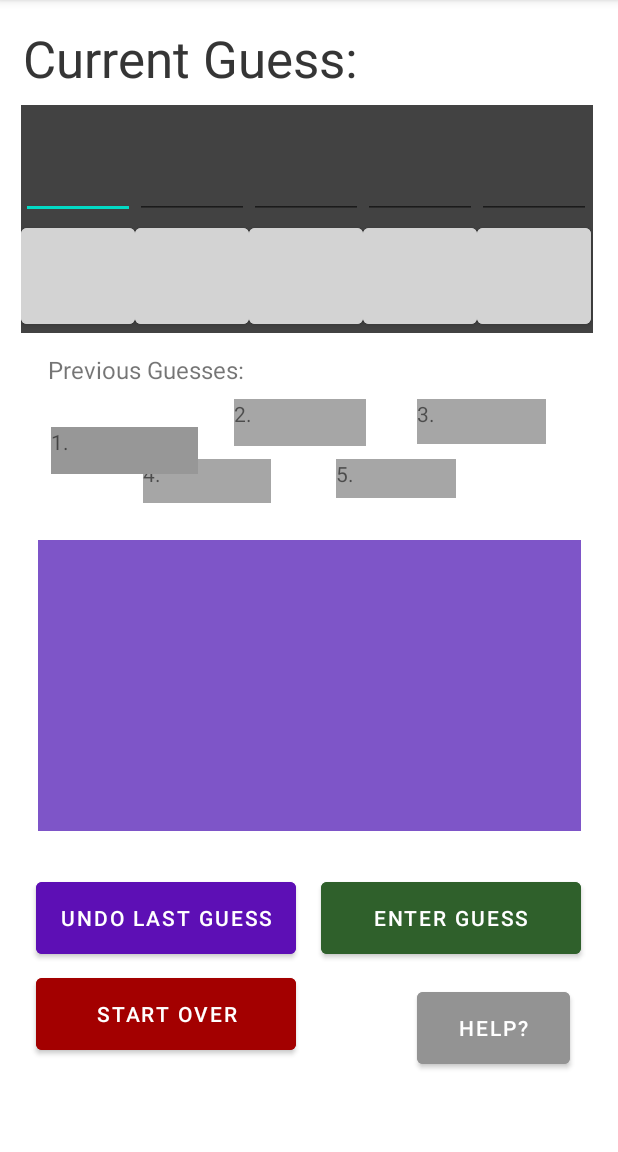
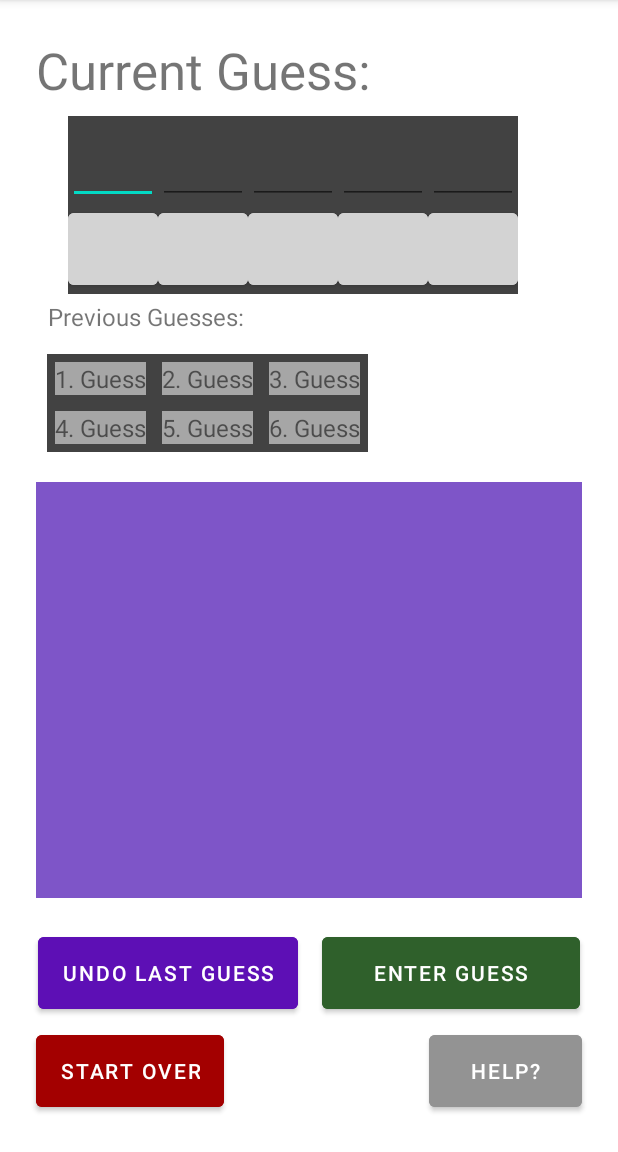
Before and after one commit to wwills2/wordle_coach, an Android app: the screen it shows after launch (MainActivity), on a phone screen of 412 x 824 dp, the part 84-1236 px from its top. Run offline under Robolectric (Android 15) with nearby library versions, the phone set to English and light mode, and no system bars.

Commit message:
Zan fixed UI (Don't break it! I'll cry)

```diff
--- a/app/src/main/java/com/example/testactivity/MainActivity.java
+++ b/app/src/main/java/com/example/testactivity/MainActivity.java
@@ -29,9 +29,6 @@ public class MainActivity extends AppCompatActivity {
         final Button button3 = findViewById(R.id.gridColor_02);
         final Button button4 = findViewById(R.id.gridColor_03);
         final Button button5 = findViewById(R.id.gridColor_04);
-
-        final ScrollView nextGuesses = findViewById(R.id.nextGuesses);
-
 
         button1.setOnClickListener(new View.OnClickListener(){
             @Override
@@ -119,6 +116,6 @@ public class MainActivity extends AppCompatActivity {
             }
         });
 
-
+        final ScrollView nextGuesses = findViewById(R.id.nextGuesses);
     }
 }
--- a/app/src/main/res/layout/activity_main.xml
+++ b/app/src/main/res/layout/activity_main.xml
@@ -9,211 +9,90 @@
 
 
     <ScrollView
-            android:layout_width="362dp"
-            android:layout_height="194dp"
-            android:layout_marginTop="360dp"
+            android:layout_width="0dp"
+            android:layout_height="0dp"
             app:layout_constraintStart_toStartOf="parent"
-            android:layout_marginStart="25dp"
-            android:layout_marginBottom="177dp"
-            android:layout_marginEnd="22dp"
+            android:layout_marginStart="24dp"
+            android:layout_marginEnd="24dp"
             app:layout_constraintEnd_toEndOf="parent"
             android:id="@+id/nextGuesses"
             android:backgroundTint="#7E55C8"
             android:background="#A8A8A8"
-            app:layout_constraintVertical_bias="0.0"
-            app:layout_constraintTop_toTopOf="parent"
             app:layout_constraintHorizontal_bias="0.0"
-            app:layout_constraintBottom_toBottomOf="parent">
+            app:layout_constraintBottom_toTopOf="@id/enterGuess"
+            app:layout_constraintTop_toBottomOf="@id/gridLayoutPrevGuesses"
+            android:layout_marginTop="20dp"
+            android:layout_marginBottom="20dp">
 
         <LinearLayout
                 android:layout_width="match_parent"
                 android:layout_height="wrap_content"
                 android:orientation="vertical"
-                android:backgroundTint="#673AB7"/>
+                android:backgroundTint="#673AB7"
+                android:clickable="true"
+                android:visibility="visible"
+                android:id="@+id/nextGuessList"/>
     </ScrollView>
 
-    <TextView
-            android:id="@+id/prevGuess5"
-            android:layout_width="80dp"
-            android:layout_height="26dp"
-            android:text="5."
-            app:layout_constraintBottom_toBottomOf="parent"
-            app:layout_constraintStart_toStartOf="parent"
-            android:layout_marginStart="223dp"
-            android:layout_marginTop="306dp"
-            android:layout_marginEnd="108dp"
-            app:layout_constraintEnd_toEndOf="parent"
-            app:layout_constraintHorizontal_bias="1.0"
-            app:layout_constraintVertical_bias="0.0"
-            android:backgroundTint="#A6A6A6"
-            android:layout_marginBottom="399dp"
-            android:textAlignment="viewStart"
-            android:background="#A5A5A5"
-            app:layout_constraintTop_toTopOf="parent"/>
-
-    <TextView
-            android:id="@+id/prevGuess4"
-            android:layout_width="85dp"
-            android:layout_height="29dp"
-            android:text="4."
-            app:layout_constraintBottom_toBottomOf="parent"
-            app:layout_constraintStart_toStartOf="parent"
-            android:layout_marginStart="95dp"
-            android:layout_marginTop="306dp"
-            android:layout_marginEnd="231dp"
-            app:layout_constraintEnd_toEndOf="parent"
-            app:layout_constraintHorizontal_bias="0.0"
-            app:layout_constraintVertical_bias="0.0"
-            android:backgroundTint="#A6A6A6"
-            android:layout_marginBottom="396dp"
-            android:textAlignment="viewStart"
-            android:background="#A5A5A5"
-            app:layout_constraintTop_toTopOf="parent"/>
-
-    <TextView
-            android:id="@+id/prevGuess3"
-            android:layout_width="86dp"
-            android:layout_height="30dp"
-            android:text="3."
-            app:layout_constraintBottom_toBottomOf="parent"
-            app:layout_constraintStart_toStartOf="parent"
-            android:layout_marginStart="278dp"
-            android:layout_marginTop="266dp"
-            android:layout_marginEnd="47dp"
-            app:layout_constraintEnd_toEndOf="parent"
-            app:layout_constraintHorizontal_bias="0.0"
-            app:layout_constraintVertical_bias="0.0"
-            android:backgroundTint="#A6A6A6"
-            android:layout_marginBottom="423dp"
-            android:textAlignment="viewStart"
-            android:background="#A5A5A5"
-            app:layout_constraintTop_toTopOf="parent"/>
-
-    <TextView
-            android:id="@+id/prevGuess2"
-            android:layout_width="88dp"
-            android:layout_height="31dp"
-            android:text="2."
-            app:layout_constraintBottom_toBottomOf="parent"
-            app:layout_constraintStart_toStartOf="parent"
-            android:layout_marginStart="156dp"
-            android:layout_marginTop="266dp"
-            android:layout_marginEnd="167dp"
-            app:layout_constraintEnd_toEndOf="parent"
-            app:layout_constraintHorizontal_bias="0.0"
-            app:layout_constraintVertical_bias="0.0"
-            android:backgroundTint="#A6A6A6"
-            android:layout_marginBottom="422dp"
-            android:textAlignment="viewStart"
-            android:background="#A5A5A5"
-            app:layout_constraintTop_toTopOf="parent"/>
-
-    <TextView
-            android:id="@+id/prevGuess1"
-            android:layout_width="98dp"
-            android:layout_height="31dp"
-            android:text="1."
-            android:layout_marginEnd="280dp"
-            app:layout_constraintEnd_toEndOf="parent"
-            android:backgroundTint="#979797"
-            android:textAlignment="viewStart"
-            android:background="#A5A5A5"
-            app:layout_constraintStart_toStartOf="parent"
-            android:layout_marginStart="34dp"
-            android:layout_marginTop="266dp"
-            android:layout_marginBottom="434dp"
-            app:layout_constraintTop_toTopOf="parent"
-            app:layout_constraintBottom_toBottomOf="parent"/>
-
-    <TextView
-            android:text="Current Guess:"
-            android:layout_width="230dp"
-            android:layout_height="52dp"
-            android:id="@+id/currentGuess3"
-            app:layout_constraintStart_toStartOf="parent"
-            android:layout_marginStart="28dp"
-            app:layout_constraintTop_toTopOf="parent"
-            android:layout_marginTop="16dp"
-            android:layout_marginEnd="325dp"
-            app:layout_constraintEnd_toEndOf="parent"
-            android:layout_marginBottom="51dp"
-            app:layout_constraintBottom_toTopOf="@+id/gridLayout"
-            app:layout_constraintHorizontal_bias="0.075"
-            app:layout_constraintVertical_bias="0.0"
-            android:textSize="34sp"/>
 
     <Button
             android:id="@+id/undoGuess"
-            android:layout_width="173dp"
+            android:layout_width="wrap_content"
             android:layout_height="60dp"
             android:text="Undo Last Guess"
-            app:layout_constraintBottom_toBottomOf="parent"
+            app:layout_constraintBottom_toBottomOf="@+id/enterGuess"
+            app:layout_constraintStart_toStartOf="parent"
+            android:layout_marginStart="25dp"
+            android:backgroundTint="#5D0FB5"
+            app:layout_constraintTop_toTopOf="@+id/enterGuess"/>
+
+    <Button
+            android:id="@+id/startOver"
+            android:layout_width="wrap_content"
+            android:layout_height="60dp"
+            android:text="Start Over"
             app:layout_constraintStart_toStartOf="parent"
             android:layout_marginStart="24dp"
-            android:layout_marginTop="582dp"
             android:layout_marginEnd="214dp"
             app:layout_constraintEnd_toEndOf="parent"
             app:layout_constraintHorizontal_bias="0.0"
-            app:layout_constraintVertical_bias="0.0"
-            android:backgroundTint="#5D0FB5"
-            app:layout_constraintTop_toTopOf="parent"
-            android:layout_marginBottom="89dp"/>
-
-    <Button
-            android:id="@+id/startOver"
-            android:layout_width="173dp"
-            android:layout_height="60dp"
-            android:text="Start Over"
+            android:backgroundTint="#A30000"
             app:layout_constraintBottom_toBottomOf="parent"
-            app:layout_constraintStart_toStartOf="parent"
-            android:layout_marginStart="24dp"
-            android:layout_marginTop="646dp"
-            android:layout_marginEnd="214dp"
-            app:layout_constraintEnd_toEndOf="parent"
-            app:layout_constraintHorizontal_bias="0.0"
-            app:layout_constraintVertical_bias="0.0"
-            android:backgroundTint="#A30000"
-            android:layout_marginBottom="25dp"
-            app:layout_constraintTop_toTopOf="parent"/>
+            android:layout_marginBottom="24dp"/>
 
     <Button
             android:id="@+id/helpButton"
             android:layout_width="102dp"
             android:layout_height="60dp"
             android:text="Help?"
-            app:layout_constraintBottom_toBottomOf="parent"
-            app:layout_constraintStart_toStartOf="parent"
-            android:layout_marginStart="278dp"
-            android:layout_marginTop="655dp"
             android:layout_marginEnd="24dp"
             app:layout_constraintEnd_toEndOf="parent"
-            app:layout_constraintHorizontal_bias="0.0"
-            app:layout_constraintVertical_bias="0.0"
             android:backgroundTint="#939393"
-            android:layout_marginBottom="16dp"
-            app:layout_constraintTop_toTopOf="parent"/>
+            app:layout_constraintBottom_toBottomOf="parent"
+            android:layout_marginBottom="24dp"/>
 
     <GridLayout
             android:id="@+id/gridLayout"
-            android:layout_width="381dp"
-            android:layout_height="152dp"
-            android:layout_marginStart="12dp"
-            android:layout_marginTop="70dp"
-            android:layout_marginEnd="12dp"
+            android:layout_width="wrap_content"
+            android:layout_height="wrap_content"
+            android:layout_marginStart="24dp"
+            android:layout_marginEnd="24dp"
             android:background="@color/cardview_dark_background"
             android:columnCount="5"
             android:rowCount="2"
             app:layout_constraintEnd_toEndOf="parent"
             app:layout_constraintHorizontal_bias="0.333"
             app:layout_constraintStart_toStartOf="parent"
-            app:layout_constraintTop_toTopOf="parent"
-            tools:context=".MainActivity">
+            tools:context=".MainActivity"
+            app:layout_constraintBaseline_toTopOf="parent"
+            app:layout_constraintTop_toBottomOf="@+id/currentGuess"
+            android:layout_marginTop="8dp">
 
 
         <EditText
                 android:id="@+id/gridInput_00"
-                android:layout_width="76dp"
-                android:layout_height="76dp"
+                android:layout_width="60dp"
+                android:layout_height="match_parent"
                 android:layout_row="0"
                 android:layout_column="0"
                 android:ems="10"
@@ -227,8 +106,8 @@
 
         <EditText
                 android:id="@+id/gridInput_01"
-                android:layout_width="76dp"
-                android:layout_height="76dp"
+                android:layout_width="60dp"
+                android:layout_height="match_parent"
                 android:layout_row="0"
                 android:layout_column="1"
                 android:ems="10"
@@ -242,8 +121,8 @@
 
         <EditText
                 android:id="@+id/gridInput_02"
-                android:layout_width="76dp"
-                android:layout_height="76dp"
+                android:layout_width="60dp"
+                android:layout_height="match_parent"
                 android:layout_row="0"
                 android:layout_column="2"
                 android:ems="10"
@@ -256,8 +135,8 @@
 
         <EditText
                 android:id="@+id/gridInput_03"
-                android:layout_width="76dp"
-                android:layout_height="76dp"
+                android:layout_width="60dp"
+                android:layout_height="match_parent"
                 android:layout_row="0"
                 android:layout_column="3"
                 android:ems="10"
@@ -270,8 +149,8 @@
 
         <EditText
                 android:id="@+id/gridInput_04"
-                android:layout_width="76dp"
-                android:layout_height="76dp"
+                android:layout_width="60dp"
+                android:layout_height="match_parent"
                 android:layout_row="0"
                 android:layout_column="4"
                 android:ems="10"
@@ -284,79 +163,218 @@
 
         <Button
                 android:id="@+id/gridColor_00"
-                android:layout_width="76dp"
-                android:layout_height="76dp"
+                android:layout_width="60dp"
+                android:layout_height="60dp"
                 android:layout_row="1"
                 android:layout_column="0"
                 android:backgroundTint="#D3D3D3"/>
 
         <Button
                 android:id="@+id/gridColor_01"
-                android:layout_width="76dp"
-                android:layout_height="76dp"
+                android:layout_width="60dp"
+                android:layout_height="60dp"
                 android:layout_row="1"
                 android:layout_column="1"
                 android:backgroundTint="#D3D3D3"/>
 
         <Button
                 android:id="@+id/gridColor_02"
-                android:layout_width="76dp"
-                android:layout_height="76dp"
+                android:layout_width="60dp"
+                android:layout_height="60dp"
                 android:layout_row="1"
                 android:layout_column="2"
                 android:backgroundTint="#D3D3D3"/>
 
         <Button
                 android:id="@+id/gridColor_03"
-                android:layout_width="76dp"
-                android:layout_height="76dp"
+                android:layout_width="60dp"
+                android:layout_height="60dp"
                 android:layout_row="1"
                 android:layout_column="3"
                 android:backgroundTint="#D3D3D3"/>
 
         <Button
                 android:id="@+id/gridColor_04"
-                android:layout_width="76dp"
-                android:layout_height="76dp"
+                android:layout_width="60dp"
+                android:layout_height="60dp"
                 android:layout_row="1"
                 android:layout_column="4"
                 android:backgroundTint="#D3D3D3"/>
         />
     </GridLayout>
 
+    <GridLayout
+            android:id="@+id/gridLayoutPrevGuesses"
+            android:layout_width="wrap_content"
+            android:layout_height="wrap_content"
+            android:layout_marginStart="12dp"
+            android:layout_marginEnd="12dp"
+            android:background="@color/cardview_dark_background"
+            android:columnCount="3"
+            android:rowCount="2"
+            app:layout_constraintEnd_toEndOf="parent"
+            app:layout_constraintHorizontal_bias="0.111"
+            app:layout_constraintStart_toStartOf="parent"
+            app:layout_constraintTop_toBottomOf="@+id/gridLayout"
+            tools:context=".MainActivity"
+            app:layout_constraintBottom_toTopOf="@+id/nextGuesses"
+            android:layout_marginTop="40dp">
+
+        <TextView
+                android:layout_column="0"
+                android:layout_row="0"
+                android:layout_width="match_parent"
+                android:layout_height="wrap_content"
+                android:id="@+id/prevGuess1"
+                android:text="1. Guess"
+                app:layout_constraintBottom_toBottomOf="parent"
+                app:layout_constraintStart_toStartOf="parent"
+                android:layout_marginStart="5dp"
+                android:layout_marginTop="5dp"
+                android:layout_marginEnd="5dp"
+                android:layout_marginBottom="5dp"
+                app:layout_constraintEnd_toEndOf="parent"
+                app:layout_constraintHorizontal_bias="1.0"
+                app:layout_constraintVertical_bias="0.0"
+                android:backgroundTint="#A6A6A6"
+                android:textAlignment="viewStart"
+                android:background="#A5A5A5"
+                app:layout_constraintTop_toTopOf="parent"
+                android:textSize="16sp"/>
+
+        <TextView
+                android:layout_column="1"
+                android:layout_row="0"
+                android:layout_width="match_parent"
+                android:layout_height="wrap_content"
+                android:id="@+id/prevGuess2"
+                android:text="2. Guess"
+                app:layout_constraintBottom_toBottomOf="parent"
+                app:layout_constraintStart_toStartOf="parent"
+                android:layout_marginStart="5dp"
+                android:layout_marginTop="5dp"
+                android:layout_marginEnd="5dp"
+                android:layout_marginBottom="5dp"
+                app:layout_constraintEnd_toEndOf="parent"
+                app:layout_constraintHorizontal_bias="1.0"
+                app:layout_constraintVertical_bias="0.0"
+                android:backgroundTint="#A6A6A6"
+                android:textAlignment="viewStart"
+                android:background="#A5A5A5"
+                app:layout_constraintTop_toTopOf="parent"
+                android:textSize="16sp"/>
+
+        <TextView
+                android:layout_column="2"
+                android:layout_row="0"
+                android:layout_width="match_parent"
+                android:layout_height="wrap_content"
+                android:id="@+id/prevGuess3"
+                android:text="3. Guess"
+                app:layout_constraintBottom_toBottomOf="parent"
+                app:layout_constraintStart_toStartOf="parent"
+                android:layout_marginStart="5dp"
+                android:layout_marginTop="5dp"
+                android:layout_marginEnd="5dp"
+                android:layout_marginBottom="5dp"
+                app:layout_constraintEnd_toEndOf="parent"
+                app:layout_constraintHorizontal_bias="1.0"
+                app:layout_constraintVertical_bias="0.0"
+                android:backgroundTint="#A6A6A6"
+                android:textAlignment="viewStart"
+                android:background="#A5A5A5"
+                app:layout_constraintTop_toTopOf="parent"
+                android:textSize="16sp"/>
+
+        <TextView
+                android:layout_column="0"
+                android:layout_row="1"
+                android:layout_width="match_parent"
+                android:layout_height="wrap_content"
+                android:id="@+id/prevGuess4"
+                android:text="4. Guess"
+                app:layout_constraintBottom_toBottomOf="parent"
+                app:layout_constraintStart_toStartOf="parent"
+                android:layout_marginStart="5dp"
+                android:layout_marginTop="5dp"
+                android:layout_marginEnd="5dp"
+                android:layout_marginBottom="5dp"
+                app:layout_constraintEnd_toEndOf="parent"
+                app:layout_constraintHorizontal_bias="1.0"
+                app:layout_constraintVertical_bias="0.0"
+                android:backgroundTint="#A6A6A6"
+                android:textAlignment="viewStart"
+                android:background="#A5A5A5"
+                app:layout_constraintTop_toTopOf="parent"
+                android:textSize="16sp"/>
+
+        <TextView
+                android:layout_column="1"
+                android:layout_row="1"
+                android:layout_width="match_parent"
+                android:layout_height="wrap_content"
+                android:id="@+id/prevGuess5"
+                android:text="5. Guess"
+                app:layout_constraintBottom_toBottomOf="parent"
+                app:layout_constraintStart_toStartOf="parent"
+                android:layout_marginStart="5dp"
+                android:layout_marginTop="5dp"
+                android:layout_marginEnd="5dp"
+                android:layout_marginBottom="5dp"
+                app:layout_constraintEnd_toEndOf="parent"
+                app:layout_constraintHorizontal_bias="1.0"
+                app:layout_constraintVertical_bias="0.0"
+                android:backgroundTint="#A6A6A6"
+                android:textAlignment="viewStart"
+                android:background="#A5A5A5"
+                app:layout_constraintTop_toTopOf="parent"
+                android:textSize="16sp"/>
+
+        <TextView
+                android:layout_column="2"
+                android:layout_row="1"
+                android:layout_width="match_parent"
+                android:layout_height="wrap_content"
+                android:id="@+id/prevGuess6"
+                android:text="6. Guess"
+                app:layout_constraintBottom_toBottomOf="parent"
+                app:layout_constraintStart_toStartOf="parent"
+                android:layout_marginStart="5dp"
+                android:layout_marginTop="5dp"
+                android:layout_marginEnd="5dp"
+                android:layout_marginBottom="5dp"
+                app:layout_constraintEnd_toEndOf="parent"
+                app:layout_constraintHorizontal_bias="1.0"
+                app:layout_constraintVertical_bias="0.0"
+                android:backgroundTint="#A6A6A6"
+                android:textAlignment="viewStart"
+                android:background="#A5A5A5"
+                app:layout_constraintTop_toTopOf="parent"
+                android:textSize="16sp"/>
+    </GridLayout>
 
     <Button
             android:id="@+id/enterGuess"
-            android:layout_width="173dp"
+            android:layout_width="0dp"
             android:layout_height="60dp"
             android:text="Enter Guess"
             app:layout_constraintBottom_toBottomOf="parent"
-            app:layout_constraintStart_toStartOf="parent"
-            android:layout_marginStart="214dp"
-            android:layout_marginTop="582dp"
-            android:layout_marginEnd="24dp"
+            android:layout_marginEnd="25dp"
             app:layout_constraintEnd_toEndOf="parent"
-            app:layout_constraintHorizontal_bias="0.0"
-            app:layout_constraintVertical_bias="0.0"
             android:backgroundTint="#2F602B"
-            app:layout_constraintTop_toTopOf="parent"
-            android:layout_marginBottom="89dp"/>
+            android:layout_marginBottom="89dp"
+            app:layout_constraintStart_toEndOf="@+id/undoGuess"
+            android:layout_marginStart="16dp"/>
 
     <TextView
             android:text="Current Guess:"
-            android:layout_width="230dp"
-            android:layout_height="52dp"
+            android:layout_width="wrap_content"
+            android:layout_height="wrap_content"
             android:id="@+id/currentGuess"
             app:layout_constraintStart_toStartOf="parent"
-            android:layout_marginStart="28dp"
+            android:layout_marginStart="24dp"
             app:layout_constraintTop_toTopOf="parent"
-            android:layout_marginTop="16dp"
-            android:layout_marginEnd="325dp"
-            app:layout_constraintEnd_toEndOf="parent"
-            android:layout_marginBottom="51dp"
-            app:layout_constraintBottom_toTopOf="@+id/gridLayout"
-            app:layout_constraintHorizontal_bias="0.075"
-            app:layout_constraintVertical_bias="0.0"
+            android:layout_marginTop="24dp"
             android:textSize="34sp"/>
 
     <TextView
@@ -367,11 +385,10 @@
             android:textSize="16sp"
             app:layout_constraintStart_toStartOf="parent"
             android:layout_marginStart="32dp"
-            android:layout_marginBottom="8dp"
-            app:layout_constraintBottom_toTopOf="@+id/prevGuess2"
+            app:layout_constraintBottom_toTopOf="@+id/gridLayoutPrevGuesses"
             android:layout_marginEnd="200dp"
             app:layout_constraintEnd_toEndOf="parent"
-            android:layout_marginTop="13dp"
+            android:layout_marginTop="4dp"
             app:layout_constraintTop_toBottomOf="@+id/gridLayout"
             app:layout_constraintHorizontal_bias="0.0"
             app:layout_constraintVertical_bias="0.0"/>
```
